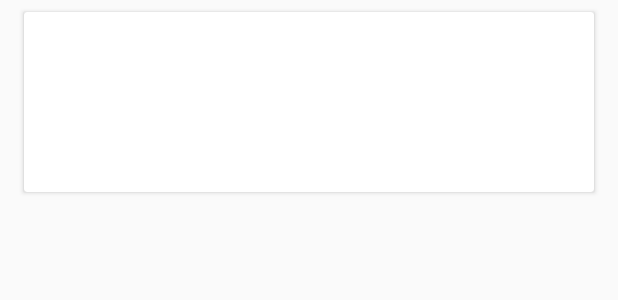
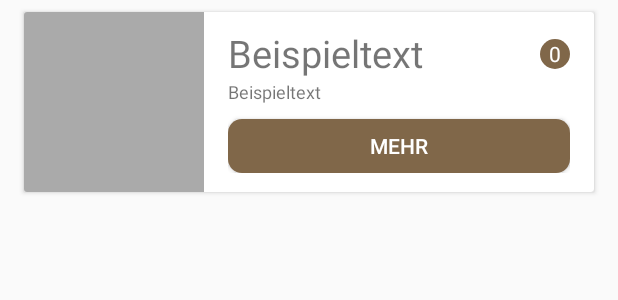
Before and after one commit to Jo-Chris/DigitalSignpostMobile, an Android app: the layout recyclerview_main_item.xml on its own in the app's theme, with its tools: preview values and no code run, on a phone screen of 412 x 824 dp. Shown: the top 300 px of the screen. Run offline under Robolectric (Android 15) with nearby library versions, the phone set to English and light mode, and no system bars.

Commit message:
Add splash screen and card view in MainActivity

```diff
--- a/app/build.gradle
+++ b/app/build.gradle
@@ -9,6 +9,7 @@ android {
         targetSdkVersion 29
         versionCode 1
         versionName "1.0"
+        vectorDrawables.useSupportLibrary = true
         testInstrumentationRunner "androidx.test.runner.AndroidJUnitRunner"
     }
     buildTypes {
--- a/app/src/main/java/com/example/digitalsignpostmobile/model/Image.java
+++ b/app/src/main/java/com/example/digitalsignpostmobile/model/Image.java
@@ -46,4 +46,8 @@ public class Image {
         this.longitude = longitude;
     }
 
+    public String getCoords() {
+        return "Lat: " + this.latitude + " / Lng: " + this.longitude;
+    }
+
 }
--- /dev/null
+++ b/app/src/main/res/drawable/chip_brown.xml
@@ -0,0 +1,5 @@
+<?xml version="1.0" encoding="utf-8"?>
+<shape xmlns:android="http://schemas.android.com/apk/res/android" android:shape="oval">
+    <corners android:radius="10dp"/>
+    <solid android:color="@color/colorPrimaryDark"/>
+</shape>
--- a/app/src/main/res/drawable/signpost_button_brown.xml
+++ b/app/src/main/res/drawable/signpost_button_brown.xml
@@ -1,8 +1,5 @@
 <?xml version="1.0" encoding="utf-8"?>
 <shape xmlns:android="http://schemas.android.com/apk/res/android">
-    <stroke
-        android:width="1dp"
-        android:color="@color/colorPrimary"/>
     <corners
         android:radius="9dp" />
 
--- a/app/src/main/res/layout/detail_view_single_sign.xml
+++ b/app/src/main/res/layout/detail_view_single_sign.xml
@@ -40,7 +40,7 @@
             <!-- Direction -->
 
             <TextView
-                android:id="@+id/directionText"
+                android:id="@+id/imageCoords"
                 android:layout_width="wrap_content"
                 android:layout_height="wrap_content"
                 android:text="@string/direction"
@@ -55,7 +55,7 @@
                 android:layout_marginStart="15dp"
                 android:layout_marginEnd="15dp"
                 android:layout_alignParentEnd="true"
-                android:layout_alignBaseline="@id/directionText"/>
+                android:layout_alignBaseline="@id/imageCoords"/>
 
             <!-- RowNumber -->
 
--- a/app/src/main/res/layout/recyclerview_main_item.xml
+++ b/app/src/main/res/layout/recyclerview_main_item.xml
@@ -13,18 +13,70 @@
         android:layout_marginLeft="16dp"
         android:layout_marginTop="8dp"
         android:layout_marginRight="16dp"
-        android:layout_marginBottom="8dp"
-        android:padding="16dp">
+        android:layout_marginBottom="8dp">
 
-        <TextView
-            android:id="@+id/imageTitle"
+        <LinearLayout
             android:layout_width="match_parent"
-            android:layout_height="wrap_content" />
+            android:layout_height="match_parent"
+            android:orientation="horizontal">
 
-        <ImageView
-            android:id="@+id/image"
-            android:layout_width="120dp"
-            android:layout_height="120dp" />
+            <ImageView
+                android:id="@+id/image"
+                android:layout_width="120dp"
+                android:layout_height="120dp"
+                android:contentDescription="@string/show_the_captured_image"
+                app:srcCompat="@android:color/darker_gray" />
+
+            <RelativeLayout
+                android:layout_width="0dp"
+                android:layout_height="wrap_content"
+                android:layout_weight="1"
+                android:layout_marginStart="16dp"
+                android:layout_marginEnd="16dp"
+                android:orientation="vertical">
+
+                <TextView
+                    android:id="@+id/imageTitle"
+                    android:layout_width="match_parent"
+                    android:layout_height="wrap_content"
+                    android:layout_marginTop="10dp"
+                    android:text="@string/beispieltext"
+                    android:textSize="25sp" />
+
+                <TextView
+                    android:id="@+id/numberOfSigns"
+                    android:layout_width="20dp"
+                    android:layout_height="20dp"
+                    android:layout_alignRight="@id/imageTitle"
+                    android:layout_marginLeft="10dp"
+                    android:layout_marginTop="18dp"
+                    android:background="@drawable/chip_brown"
+                    android:gravity="center"
+                    android:text="@string/beispielnumber"
+                    android:textColor="@color/white"
+                    android:textSize="14sp" />
+
+                <TextView
+                    android:id="@+id/imageCoords"
+                    android:layout_width="match_parent"
+                    android:layout_height="wrap_content"
+                    android:layout_below="@id/imageTitle"
+                    android:text="@string/beispieltext"
+                    android:textSize="12sp" />
+
+                <Button
+                    android:id="@+id/button"
+                    android:layout_width="match_parent"
+                    android:layout_height="36dp"
+                    android:layout_below="@id/imageCoords"
+                    android:layout_marginTop="10dp"
+                    android:background="@drawable/signpost_button_brown"
+                    android:text="@string/more"
+                    android:textColor="@color/white" />
+
+            </RelativeLayout>
+
+        </LinearLayout>
 
     </androidx.cardview.widget.CardView>
 
--- a/app/src/main/res/values/strings.xml
+++ b/app/src/main/res/values/strings.xml
@@ -7,11 +7,13 @@
     <string name="show_the_captured_image">show the captured image</string>
     <string name="save">Speichern</string>
     <string name="direction">Richtung</string>
+    <string name="more">Mehr</string>
 
     <!-- detailed signrow view -->
 
     <string name="rowNumber">Zeilenanzahl</string>
     <string name="beispieltext">Beispieltext</string>
+    <string name="beispielnumber">0</string>
     <string name="resOrg">Organisationszeile</string>
     <string name="target">Target</string>
     <string name="duration">Duration</string>
--- a/app/src/main/res/values/styles.xml
+++ b/app/src/main/res/values/styles.xml
@@ -10,4 +10,13 @@
         <item name="subtitleTextColor">@android:color/white</item>
     </style>
 
+    <style name="AppTheme.SplashScreen" parent="Theme.AppCompat.Light.NoActionBar">
+        <item name="colorPrimary">@color/colorPrimary</item>
+        <item name="colorPrimaryDark">@color/colorPrimaryDark</item>
+        <item name="colorAccent">@color/colorAccent</item>
+        <item name="windowActionBar">false</item>
+        <item name="windowNoTitle">true</item>
+        <item name="android:windowDisablePreview">true</item>
+    </style>
+
 </resources>
```
Also changed, not shown: app/src/main/AndroidManifest.xml (+4 -4 lines), app/src/main/java/com/example/digitalsignpostmobile/activities/SplashActivity.java (added, +30 -0 lines), app/src/main/java/com/example/digitalsignpostmobile/classes/MainAdapter.java (+14 -5 lines), app/src/main/res/drawable/ic_logo.xml (added, +78 -0 lines), app/src/main/res/layout/activity_splash.xml (added, +20 -0 lines).
